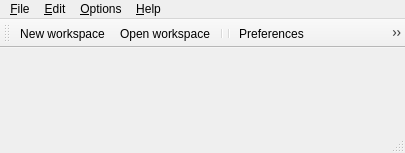
The window that Srt.QT/tt3-skin-admin/MainFrame.ui (akapustiatyahoocouk/TimeTracker3) describes before a commit, drawn with Qt 5.
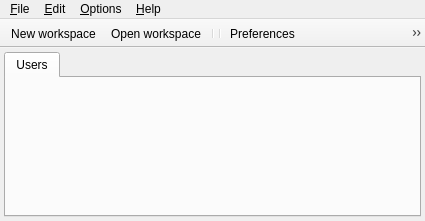
The same window after the commit. Icons and pictures are not drawn.

What changed in the file:
```diff
--- a/Srt.QT/tt3-skin-admin/MainFrame.ui
+++ b/Srt.QT/tt3-skin-admin/MainFrame.ui
@@ -6,8 +6,8 @@
    <rect>
     <x>0</x>
     <y>0</y>
-    <width>405</width>
-    <height>153</height>
+    <width>425</width>
+    <height>221</height>
    </rect>
   </property>
   <property name="windowTitle">
@@ -19,13 +19,47 @@
     <height>32</height>
    </size>
   </property>
-  <widget class="QWidget" name="centralwidget"/>
+  <widget class="QWidget" name="centralwidget">
+   <layout class="QGridLayout" name="gridLayout">
+    <property name="leftMargin">
+     <number>4</number>
+    </property>
+    <property name="topMargin">
+     <number>4</number>
+    </property>
+    <property name="rightMargin">
+     <number>4</number>
+    </property>
+    <property name="bottomMargin">
+     <number>4</number>
+    </property>
+    <property name="spacing">
+     <number>4</number>
+    </property>
+    <item row="0" column="0">
+     <widget class="QTabWidget" name="managersTabWidget">
+      <property name="currentIndex">
+       <number>0</number>
+      </property>
+      <widget class="QWidget" name="manageUsersTab">
+       <attribute name="icon">
+        <iconset resource="tt3-skin-admin.qrc">
+         <normaloff>:/tt3-skin-admin/Resources/Images/Objects/UserSmall.png</normaloff>:/tt3-skin-admin/Resources/Images/Objects/UserSmall.png</iconset>
+       </attribute>
+       <attribute name="title">
+        <string>Users</string>
+       </attribute>
+      </widget>
+     </widget>
+    </item>
+   </layout>
+  </widget>
   <widget class="QMenuBar" name="menubar">
    <property name="geometry">
     <rect>
      <x>0</x>
      <y>0</y>
-     <width>405</width>
+     <width>425</width>
      <height>25</height>
     </rect>
    </property>
@@ -74,11 +108,16 @@
    <addaction name="menuOptions"/>
    <addaction name="menuHelp"/>
   </widget>
-  <widget class="QStatusBar" name="statusbar"/>
   <widget class="QToolBar" name="toolBar">
    <property name="windowTitle">
     <string>toolBar</string>
    </property>
+   <property name="movable">
+    <bool>false</bool>
+   </property>
+   <property name="floatable">
+    <bool>false</bool>
+   </property>
    <attribute name="toolBarArea">
     <enum>TopToolBarArea</enum>
    </attribute>
```
